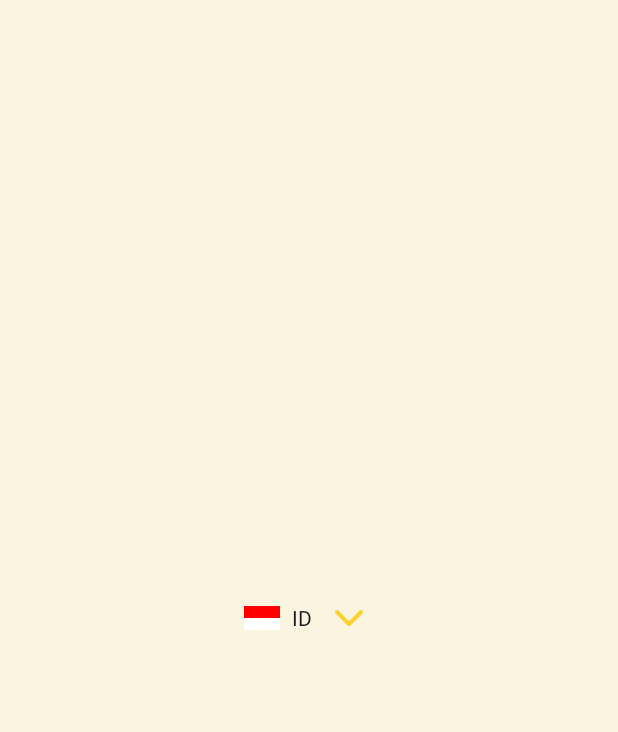
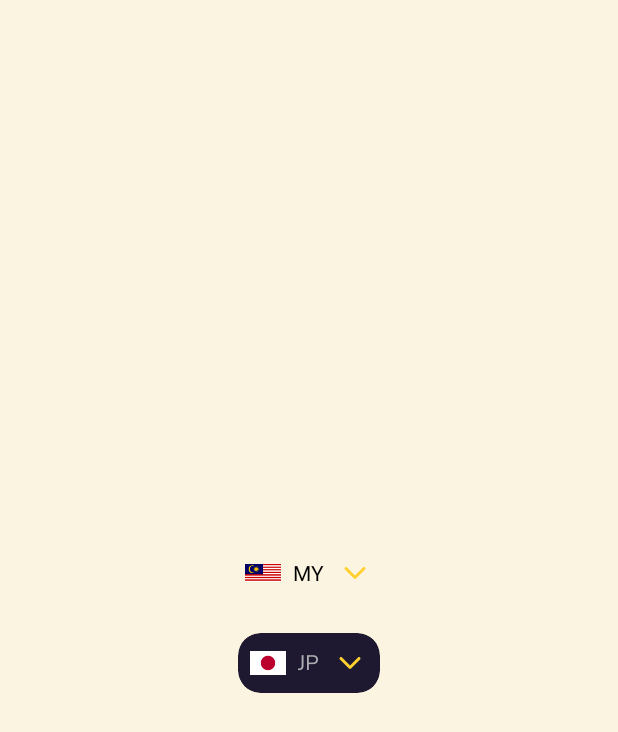
Before and after one commit to waffiqaziz/country-picker-android, an Android app: the screen it shows after launch (MainActivity), on a phone screen of 412 x 824 dp. Before the commit the part shown is almost empty. Shown: the top 732 px of the screen. Run offline under Robolectric (Android 15) with nearby library versions, the phone set to English and light mode, and no system bars.

Commit message:
Add layout and dialog configuration, custom view and small testing
some configuration
- cpa_defaultCountryISO
- cpa_dialogAutoFocus
- cpa_dialogBackgroundColor
- cpa_dialogSearchBackgroundColor
- cpa_dialogTextColor
- cpa_dialogTextHintColor
- cpa_dialogApplyBorderSearch
- cpa_dialogSearchBorderColor
- cpa_dialogSearchCrossIconColor
- cpa_fontFamily

```diff
--- a/app/src/main/java/com/waffiq/countryPicker/MainActivity.kt
+++ b/app/src/main/java/com/waffiq/countryPicker/MainActivity.kt
@@ -1,6 +1,7 @@
 package com.waffiq.countryPicker
 
 import android.os.Bundle
+import android.widget.Toast
 import androidx.appcompat.app.AppCompatActivity
 import com.waffiq.countryPicker.databinding.ActivityMainBinding
 import com.waffiq.countryPicker.model.Helper.countryList
@@ -14,18 +15,16 @@ class MainActivity : AppCompatActivity() {
     binding = ActivityMainBinding.inflate(layoutInflater)
     setContentView(binding.root)
 
-    val countryPickerDialog = CountryPickerDialog(this, countryList)
-    countryPickerDialog.adapter.onItemClick = { country ->
-      binding.btnOpenDialog.ivCountryFlag.setImageResource(getFlagResIdByIsoCode(country.isoCode))
-      binding.btnOpenDialog.tvCountryName.text = country.isoCode
-      countryPickerDialog.dismiss()
+    // findViewById<CountryPickerButton>(R.id.cpb).setCountry("MY")
+    binding.cpb.setCountry("MY")
+    binding.cpb.onCountrySelectedListener = {
+      Toast.makeText(this@MainActivity, it.name, Toast.LENGTH_SHORT).show()
     }
 
-    binding.btnOpenDialog.root.setOnClickListener { countryPickerDialog.show() }
-  }
-
-  fun getFlagResIdByIsoCode(isoCode: String): Int {
-    return countryList.find { it.isoCode == isoCode }?.flagResId
-      ?: throw IllegalArgumentException("Country with isoCode $isoCode not found")
+    // even if on xml already set default country, it will still changed
+    binding.cpbCustom.setCountry("JP")
+    findViewById<CountryPickerButton>(R.id.cpb_custom).onCountrySelectedListener={
+      Toast.makeText(this@MainActivity, it.name, Toast.LENGTH_SHORT).show()
+    }
   }
 }
--- a/app/src/main/res/layout/activity_main.xml
+++ b/app/src/main/res/layout/activity_main.xml
@@ -1,15 +1,55 @@
 <?xml version="1.0" encoding="utf-8"?>
 <androidx.coordinatorlayout.widget.CoordinatorLayout xmlns:android="http://schemas.android.com/apk/res/android"
+  xmlns:app="http://schemas.android.com/apk/res-auto"
   xmlns:tools="http://schemas.android.com/tools"
   android:layout_width="match_parent"
   android:layout_height="match_parent"
   tools:context=".MainActivity">
 
-  <include
-    android:id="@+id/btn_open_dialog"
-    layout="@layout/dialog_view"
+  <LinearLayout
     android:layout_width="wrap_content"
     android:layout_height="wrap_content"
-    android:layout_gravity="center" />
+    android:layout_gravity="center"
+    android:orientation="vertical">
+
+    <com.waffiq.countryPicker.CountryPickerButton
+      android:id="@+id/cpb"
+      android:layout_width="wrap_content"
+      android:layout_height="wrap_content"
+      android:layout_gravity="center"
+      android:clickable="true"
+      android:focusable="true"
+      android:foreground="?attr/selectableItemBackgroundBorderless"
+      app:cardBackgroundColor="@android:color/transparent"
+      app:cardCornerRadius="15dp"
+      app:cardElevation="0dp"
+      app:strokeWidth="0dp" />
+
+    <Space
+      android:layout_width="match_parent"
+      android:layout_height="20dp" />
+
+    <com.waffiq.countryPicker.CountryPickerButton
+      android:id="@+id/cpb_custom"
+      android:layout_width="wrap_content"
+      android:layout_height="wrap_content"
+      android:layout_gravity="center"
+      android:clickable="true"
+      android:focusable="true"
+      android:foreground="?attr/selectableItemBackgroundBorderless"
+      app:cardBackgroundColor="@color/darkPurple"
+      app:cardCornerRadius="15dp"
+      app:cardElevation="0dp"
+      app:cpa_defaultCountryISO="US"
+      app:cpa_dialogApplyBorderSearch="true"
+      app:cpa_dialogAutoFocus="true"
+      app:cpa_dialogBackgroundColor="@color/darkPurple"
+      app:cpa_dialogSearchBackgroundColor="@color/darkPurple"
+      app:cpa_dialogSearchCrossIconColor="@color/gray"
+      app:cpa_dialogTextColor="@color/gray"
+      app:cpa_dialogTextHintColor="@color/dark_gray"
+      app:cpa_fontFamily="@font/nunito_sans_regular"
+      app:strokeWidth="0dp" />
+  </LinearLayout>
 
 </androidx.coordinatorlayout.widget.CoordinatorLayout>
--- a/app/src/main/res/values/colors.xml
+++ b/app/src/main/res/values/colors.xml
@@ -21,4 +21,9 @@
   <color name="onError">#FFFFFF</color> <!-- White text on error -->
 
   <color name="tertiary">#C4B29F</color> <!-- Light brown for subtle tertiary accents -->
+
+  <color name="darkPurple">#1E1930</color>
+  <color name="gray">#ADAEB3</color>
+  <color name="dark_gray">#606165</color>
+
 </resources>
--- a/country-picker/src/main/AndroidManifest.xml
+++ b/country-picker/src/main/AndroidManifest.xml
@@ -1,4 +1,4 @@
 <?xml version="1.0" encoding="utf-8"?>
-<manifest xmlns:android="http://schemas.android.com/apk/res/android">
+<manifest>
 
 </manifest>
--- a/country-picker/src/main/java/com/waffiq/countryPicker/CountryAdapter.kt
+++ b/country-picker/src/main/java/com/waffiq/countryPicker/CountryAdapter.kt
@@ -1,6 +1,7 @@
 package com.waffiq.countryPicker
 
 import android.annotation.SuppressLint
+import android.graphics.Typeface
 import android.view.LayoutInflater
 import android.view.ViewGroup
 import androidx.core.view.isVisible
@@ -9,7 +10,10 @@ import androidx.recyclerview.widget.RecyclerView
 import com.waffiq.countryPicker.databinding.ItemCountryBinding
 import com.waffiq.countryPicker.model.Country
 
-class CountryAdapter :
+class CountryAdapter(
+  private var textColor: Int,
+  private val typeface: Typeface?,
+):
   ListAdapter<Country, CountryAdapter.CountryViewHolder>(CountryDiffCallback()) {
 
   var onItemClick: ((Country) -> Unit)? = null
@@ -32,6 +36,16 @@ class CountryAdapter :
 
           tvCountryCode.isVisible = textWidth <= availableWidth
         }
+
+        // Set the text color
+        tvCountryName.setTextColor(textColor)
+        tvCountryCode.setTextColor(textColor)
+        tvCountryPhone.setTextColor(textColor)
+
+        // Set typeface
+        tvCountryName.typeface = typeface
+        tvCountryCode.typeface = typeface
+        tvCountryPhone.typeface = typeface
       }
     }
 
--- /dev/null
+++ b/country-picker/src/main/java/com/waffiq/countryPicker/CountryPickerButton.kt
@@ -0,0 +1,144 @@
+package com.waffiq.countryPicker
+
+import android.annotation.SuppressLint
+import android.content.Context
+import android.graphics.Color
+import android.graphics.Typeface
+import android.os.Handler
+import android.os.Looper
+import android.util.AttributeSet
+import android.view.LayoutInflater
+import androidx.core.content.res.ResourcesCompat
+import com.google.android.material.card.MaterialCardView
+import com.waffiq.countryPicker.databinding.DialogViewBinding
+import com.waffiq.countryPicker.model.Country
+import com.waffiq.countryPicker.model.Helper.countryList
+
+class CountryPickerButton @JvmOverloads constructor(
+  context: Context,
+  attrs: AttributeSet? = null,
+  defStyleAttr: Int = 0
+) : MaterialCardView(context, attrs, defStyleAttr) {
+  private lateinit var binding: DialogViewBinding
+  private lateinit var countryPickerDialog: CountryPickerDialog
+
+  // Define a listener for the selected country
+  var onCountrySelectedListener: ((Country) -> Unit)? = null
+
+  init {
+    setupView(context)
+    initAttributes(context, attrs)
+    setupClickListener()
+  }
+
+  @SuppressLint("SetTextI18n")
+  private fun setupView(context: Context) {
+    binding = DialogViewBinding.inflate(LayoutInflater.from(context), this, true)
+
+    // Set default values
+    binding.ivCountryFlag.setImageResource(R.drawable.flag_id)
+    binding.tvCountryName.text = "ID"
+  }
+
+  private fun setupClickListener() {
+    setOnClickListener {
+      countryPickerDialog.adapter.onItemClick = { country ->
+        // Update the country flag and name on selection
+        binding.ivCountryFlag.setImageResource(getFlagResIdByIsoCode(country.isoCode))
+        binding.tvCountryName.text = country.isoCode
+
+        // Notify the listener with the selected country
+        onCountrySelectedListener?.invoke(country)
+        Handler(Looper.getMainLooper()).postDelayed({
+          countryPickerDialog.dismiss()
+        }, 200)
+      }
+
+      // Show the country picker dialog
+      countryPickerDialog.show()
+    }
+  }
+
+  // Helper function to get the flag resource by ISO code
+  private fun getFlagResIdByIsoCode(isoCode: String): Int {
+    return countryList.find { it.isoCode == isoCode }?.flagResId
+      ?: throw IllegalArgumentException("Country with isoCode $isoCode not found")
+  }
+
+  private fun initAttributes(context: Context, attrs: AttributeSet?) {
+    if (attrs != null) {
+      // change attribute flag
+      val typedArray = context.obtainStyledAttributes(attrs, R.styleable.CountryPickerButton)
+      val defaultCountryIso =
+        typedArray.getString(R.styleable.CountryPickerButton_cpa_defaultCountryISO)
+      if (defaultCountryIso != null) setCountry(defaultCountryIso)
+
+
+      // get all attribute
+      val isAutoFocus = typedArray.getBoolean(
+        R.styleable.CountryPickerButton_cpa_dialogAutoFocus,
+        false
+      )
+      val dialogBackgroundColor =
+        typedArray.getColor(
+          R.styleable.CountryPickerButton_cpa_dialogBackgroundColor,
+          0xFFF5F5DC.toInt()
+        )
+      val dialogSearchBackgroundColor =
+        typedArray.getColor(
+          R.styleable.CountryPickerButton_cpa_dialogSearchBackgroundColor,
+          0xFFE6E6CA.toInt()
+        )
+      val dialogTextColor =
+        typedArray.getColor(R.styleable.CountryPickerButton_cpa_dialogTextColor, Color.BLACK)
+      val dialogTexHintColor =
+        typedArray.getColor(R.styleable.CountryPickerButton_cpa_dialogTextHintColor, Color.BLACK)
+      val applyBorder =
+        typedArray.getBoolean(R.styleable.CountryPickerButton_cpa_dialogApplyBorderSearch, false)
+      val borderColor =
+        typedArray.getColor(R.styleable.CountryPickerButton_cpa_dialogSearchBorderColor, Color.GRAY)
+      val iconSearchColor =
+        typedArray.getColor(
+          R.styleable.CountryPickerButton_cpa_dialogSearchCrossIconColor,
+          Color.BLACK
+        )
+
+      // font family
+      var fontFamily: Typeface? = null
+      val fontResId =
+        typedArray.getResourceId(R.styleable.CountryPickerButton_cpa_fontFamily, -1)
+      if (fontResId != -1) fontFamily = ResourcesCompat.getFont(context, fontResId)
+      binding.tvCountryName.typeface = fontFamily
+
+      typedArray.recycle()
+
+      binding.tvCountryName.setTextColor(dialogTextColor)
+      countryPickerDialog = CountryPickerDialog(
+        context,
+        isAutoFocus,
+        dialogTextColor,
+        dialogTexHintColor,
+        dialogBackgroundColor,
+        dialogSearchBackgroundColor,
+        applyBorder,
+        borderColor,
+        iconSearchColor,
+        fontFamily,
+      )
+    }
+  }
+
+  fun setCountry(countryName: String) {
+    val defaultCountry = countryList.find { it.isoCode == countryName }
+    if (defaultCountry != null) {
+      binding.ivCountryFlag.setImageResource(defaultCountry.flagResId)
+      binding.tvCountryName.text = defaultCountry.isoCode
+    } else {
+      throw IllegalArgumentException("Country not supported")
+    }
+  }
+
+  fun getCurrentCountry(): String {
+    return binding.tvCountryName.text.toString()
+  }
+}
--- a/country-picker/src/main/res/layout/dialog_view.xml
+++ b/country-picker/src/main/res/layout/dialog_view.xml
@@ -1,7 +1,7 @@
 <?xml version="1.0" encoding="utf-8"?>
-
 <com.google.android.material.card.MaterialCardView xmlns:android="http://schemas.android.com/apk/res/android"
   xmlns:app="http://schemas.android.com/apk/res-auto"
+  xmlns:tools="http://schemas.android.com/tools"
   android:layout_width="wrap_content"
   android:layout_height="wrap_content"
   app:cardBackgroundColor="@android:color/transparent"
@@ -19,21 +19,21 @@
       android:layout_width="24dp"
       android:layout_height="wrap_content"
       android:adjustViewBounds="true"
-      android:src="@drawable/flag_id"
       android:contentDescription="@string/country_flag"
-      android:scaleType="fitCenter" />
+      android:scaleType="fitCenter"
+      android:src="@drawable/flag_id" />
 
     <TextView
       android:id="@+id/tv_country_name"
       android:layout_width="wrap_content"
       android:layout_height="wrap_content"
       android:layout_marginHorizontal="8dp"
-      android:text="ID"
-      android:textAppearance="?attr/textAppearanceBodyMedium" />
+      android:textAppearance="?attr/textAppearanceBodyMedium"
+      tools:text="ID" />
 
     <ImageView
-      android:layout_width="32dp"
-      android:layout_height="32dp"
+      android:layout_width="24dp"
+      android:layout_height="24dp"
       android:contentDescription="@string/country_flag"
       android:src="@drawable/ic_drop_down" />
   </LinearLayout>
--- a/country-picker/src/main/res/layout/item_country.xml
+++ b/country-picker/src/main/res/layout/item_country.xml
@@ -5,6 +5,7 @@
   android:layout_width="match_parent"
   android:layout_height="wrap_content"
   android:layout_marginVertical="2dp"
+  android:foreground="?attr/selectableItemBackgroundBorderless"
   app:cardBackgroundColor="@android:color/transparent"
   app:strokeWidth="0dp">
 
@@ -13,8 +14,7 @@
     android:layout_height="wrap_content"
     android:gravity="center_vertical"
     android:orientation="horizontal"
-    android:paddingHorizontal="8dp"
-    android:paddingVertical="4dp">
+    android:padding="4dp">
 
     <ImageView
       android:id="@+id/countryFlag"
@@ -56,7 +56,6 @@
       android:layout_width="wrap_content"
       android:layout_height="wrap_content"
       android:layout_marginStart="4dp"
-      android:layout_marginEnd="2dp"
       android:gravity="end"
       android:textAppearance="?attr/textAppearanceBodyMedium"
       tools:text="+62" />
--- /dev/null
+++ b/country-picker/src/main/res/values/colors.xml
@@ -0,0 +1,4 @@
+<?xml version="1.0" encoding="utf-8"?>
+<resources>
+  <color name="black">#FF000000</color>
+</resources>
--- a/country-picker/src/main/res/values/strings.xml
+++ b/country-picker/src/main/res/values/strings.xml
@@ -4,4 +4,5 @@
   <string name="country_flag">Country Flag</string>
   <string name="choose_your_country">Choose your Country</string>
   <string name="enter_by_name_or_code">Enter by name or code</string>
+  <string name="clear_query">clear query</string>
 </resources>
```
Also changed, not shown: country-picker/build.gradle.kts (+19 -3 lines), country-picker/src/main/java/com/waffiq/countryPicker/CountryPickerDialog.kt (+91 -19 lines), country-picker/src/main/res/layout/dialog_country_picker.xml (+40 -10 lines), country-picker/src/main/res/values/attrs.xml (added, +14 -0 lines), gradle/libs.versions.toml (+25 -4 lines), app/src/main/res/font/nunito_sans_bold.ttf (deleted), app/src/main/res/font/nunito_sans_regular.ttf (added), 3 other files.
